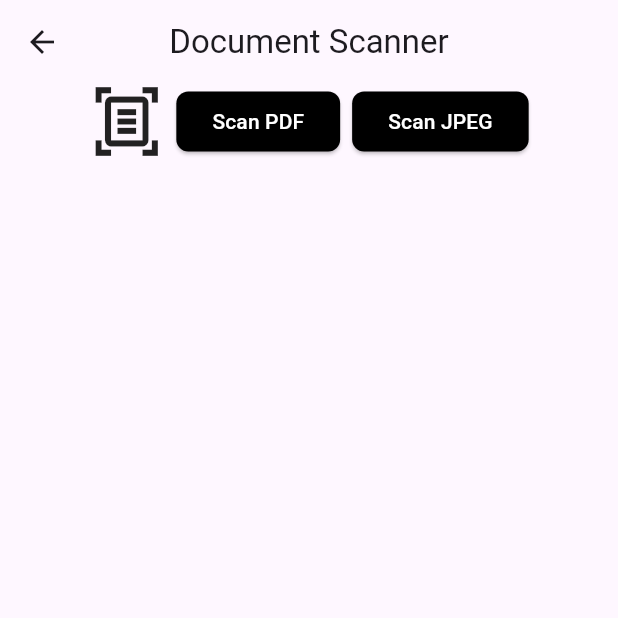
After one commit to Adriano2485/Image2Text, a Flutter app: the DocumentScannerView screen opened directly, after a tap on "Scan PDF", on a phone screen of 412 x 824 dp, the top half of it. The commit adds this screen. Run offline on Flutter 3.47's test engine with Material 3 defaults, Android fonts, the phone set to English and light mode, and no system bars; our stand-ins replace camera, image_cropper, image_picker; missing offline and left inert: flutter_pdfview, google_mlkit_document_scanner, google_mlkit_entity_extraction, google_mlkit_text_recognition.

Commit message:
various package explored

```diff
--- a/lib/ImportAll.dart
+++ b/lib/ImportAll.dart
@@ -5,5 +5,12 @@ export 'package:image_picker/image_picker.dart';
 export 'package:image_cropper/image_cropper.dart';
 export 'package:flutter/material.dart';
 export 'Homepage.dart';
+export 'cloudvision.dart';
+export 'document_scanner.dart';
 export 'package:google_mlkit_text_recognition/google_mlkit_text_recognition.dart';
 export 'package:flutter/services.dart';
+export 'package:camera/camera.dart';
+export 'package:google_mlkit_entity_extraction/google_mlkit_entity_extraction.dart';
+export 'activity_indicator.dart';
+export 'package:flutter_pdfview/flutter_pdfview.dart';
+export 'package:google_mlkit_document_scanner/google_mlkit_document_scanner.dart';
--- /dev/null
+++ b/lib/document_scanner.dart
@@ -0,0 +1,135 @@
+import 'ImportAll.dart';
+
+class DocumentScannerView extends StatefulWidget {
+  @override
+  State<DocumentScannerView> createState() => _DocumentScannerViewState();
+}
+
+class _DocumentScannerViewState extends State<DocumentScannerView> {
+  DocumentScanner? _documentScanner;
+  DocumentScanningResult? _result;
+
+  @override
+  void dispose() {
+    _documentScanner?.close();
+    super.dispose();
+  }
+
+  @override
+  Widget build(BuildContext context) {
+    return Scaffold(
+      appBar: AppBar(
+        title: Text('Document Scanner'),
+        centerTitle: true,
+        elevation: 0,
+      ),
+      body: Center(
+        child: Column(
+          mainAxisAlignment: MainAxisAlignment.start,
+          children: [
+            Row(
+              mainAxisAlignment: MainAxisAlignment.center,
+              children: [
+                Icon(
+                  Icons.document_scanner_outlined,
+                  size: 50,
+                ),
+                SizedBox(width: 8),
+                ElevatedButton(
+                  style: ButtonStyle(
+                    backgroundColor:
+                        WidgetStateProperty.all<Color>(Colors.black),
+                    shape: WidgetStateProperty.all(
+                      RoundedRectangleBorder(
+                        borderRadius: BorderRadius.circular(8),
+                      ),
+                    ),
+                  ),
+                  onPressed: () => startScan(DocumentFormat.pdf),
+                  child: Padding(
+                    padding: const EdgeInsets.symmetric(vertical: 4),
+                    child: const Text(
+                      'Scan PDF',
+                      style: TextStyle(color: Colors.white),
+                    ),
+                  ),
+                ),
+                SizedBox(width: 8),
+                ElevatedButton(
+                  style: ButtonStyle(
+                    backgroundColor:
+                        WidgetStateProperty.all<Color>(Colors.black),
+                    shape: WidgetStateProperty.all(
+                      RoundedRectangleBorder(
+                        borderRadius: BorderRadius.circular(8),
+                      ),
+                    ),
+                  ),
+                  onPressed: () => startScan(DocumentFormat.jpeg),
+                  child: Padding(
+                    padding: const EdgeInsets.symmetric(vertical: 4),
+                    child: const Text(
+                      'Scan JPEG',
+                      style: TextStyle(color: Colors.white),
+                    ),
+                  ),
+                ),
+              ],
+            ),
+            if (_result?.pdf != null) ...[
+              Padding(
+                padding: const EdgeInsets.only(
+                    top: 16, bottom: 8, right: 8, left: 8),
+                child: Align(
+                    alignment: Alignment.centerLeft,
+                    child: Text('PDF Document:')),
+              ),
+              SizedBox(
+                height: 300,
+                child: PDFView(
+                  filePath: _result!.pdf!.uri,
+                  enableSwipe: true,
+                  swipeHorizontal: true,
+                  autoSpacing: false,
+                  pageFling: false,
+                ),
+              ),
+            ],
+            if (_result?.images.isNotEmpty == true) ...[
+              Padding(
+                padding: const EdgeInsets.only(
+                    top: 16, bottom: 8, right: 8, left: 8),
+                child: Align(
+                    alignment: Alignment.centerLeft,
+                    child: Text('Images [0]:')),
+              ),
+              SizedBox(
+                  height: 400, child: Image.file(File(_result!.images.first))),
+            ],
+          ],
+        ),
+      ),
+    );
+  }
+
+  void startScan(DocumentFormat format) async {
+    try {
+      _result = null;
+      setState(() {});
+      _documentScanner?.close();
+      _documentScanner = DocumentScanner(
+        options: DocumentScannerOptions(
+          documentFormat: format,
+          mode: ScannerMode.full,
+          isGalleryImport: false,
+          pageLimit: 1,
+        ),
+      );
+      _result = await _documentScanner?.scanDocument();
+      print('result: $_result');
+      setState(() {});
+    } catch (e) {
+      print('Error: $e');
+    }
+  }
+}
```
Also changed, not shown: lib/Homepage.dart (+17 -2 lines), lib/activity_indicator.dart (added, +80 -0 lines), lib/cloudvision.dart (added, +312 -0 lines), lib/main.dart (+6 -1 lines), pubspec.yaml (+6 -1 lines), pubspec.lock.
